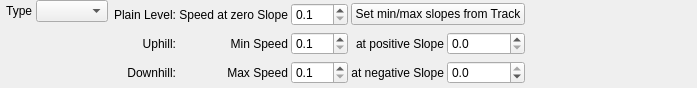
Maproom/qmapshack, file src/qmapshack/gis/trk/filter/IFilterSpeedCycle.ui: the form before one commit.
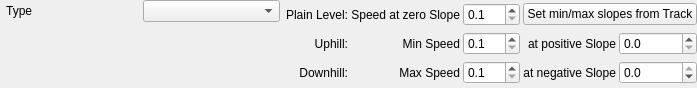
The form after the commit.

Patch:
```diff
--- a/src/qmapshack/gis/trk/filter/IFilterSpeedCycle.ui
+++ b/src/qmapshack/gis/trk/filter/IFilterSpeedCycle.ui
@@ -310,19 +310,6 @@
        </layout>
       </widget>
      </item>
-     <item>
-      <spacer name="horizontalSpacer_5">
-       <property name="orientation">
-        <enum>Qt::Horizontal</enum>
-       </property>
-       <property name="sizeHint" stdset="0">
-        <size>
-         <width>40</width>
-         <height>20</height>
-        </size>
-       </property>
-      </spacer>
-     </item>
     </layout>
    </item>
   </layout>
```
